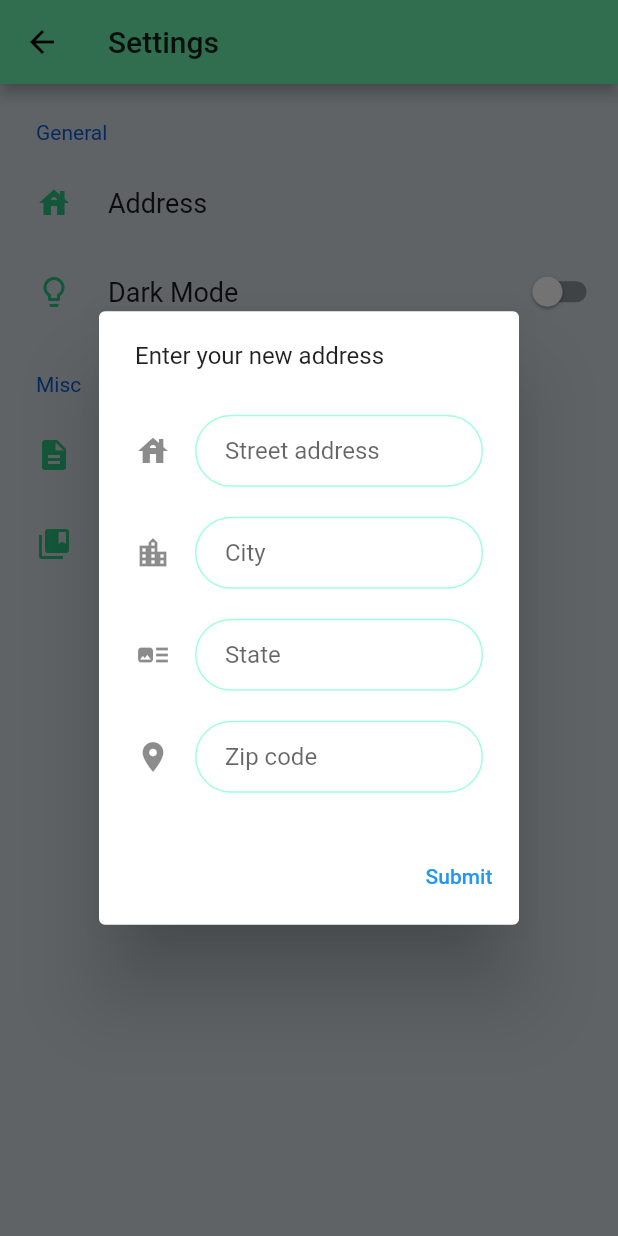
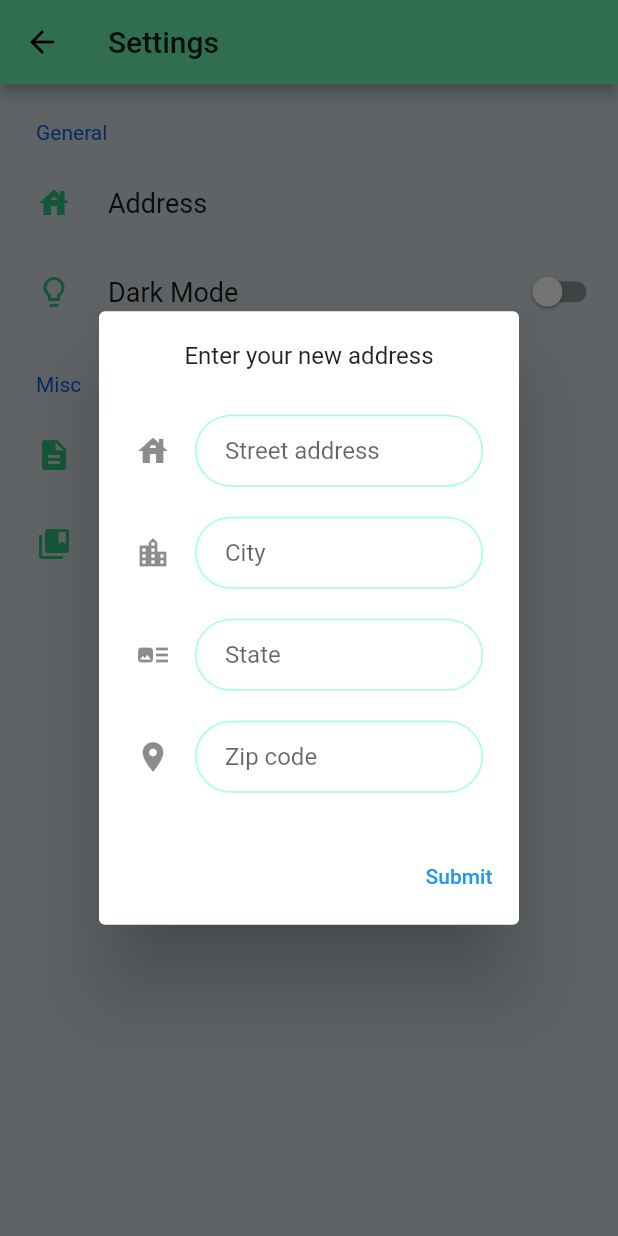
Before and after one commit to LuisDLF98/doers_app, a Flutter app: the SettingsScreen screen opened directly with empty values, after a tap on "Address", on a phone screen of 412 x 824 dp. Run offline on Flutter 3.47's test engine with Material 2 defaults, Android fonts, the phone set to English and light mode, and no system bars; drawn by our look-alikes of settings_ui; our stand-ins replace animated_text_kit, charts_flutter, cloud_firestore, firebase_auth, firebase_core, flutter_rating_bar and 4 more; missing offline and left inert: flutter_polyline_points, geocoder, time_range_picker; accounts and stored records are empty.

Commit message:
reverting form

```diff
--- a/lib/Screens/settings_screen.dart
+++ b/lib/Screens/settings_screen.dart
@@ -53,9 +53,10 @@ class _SettingsScreen extends State<SettingsScreen> {
           return AlertDialog(
             content: Form(
                 key: _formKey,
-                child: Flexible(
-                  child: ListView(
-                    shrinkWrap: true,
+               // child: Flexible(
+                  child: Column(
+                    mainAxisSize: MainAxisSize.min,
+
                     children: [
                       Text("Enter your new address"),
                       Padding(
@@ -197,7 +198,7 @@ class _SettingsScreen extends State<SettingsScreen> {
                       ),
                     ],
                   ),
-                )),
+                ),
             actions: <Widget>[
               TextButton(
                   onPressed: () {
```
Also changed, not shown: pubspec.lock.
